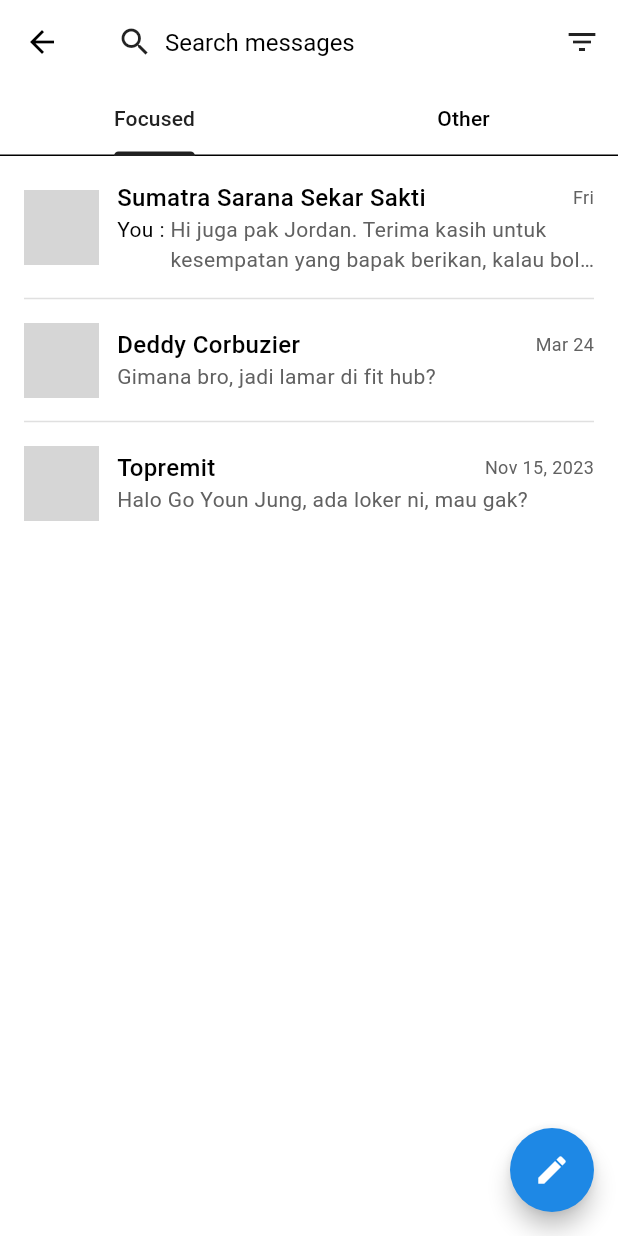
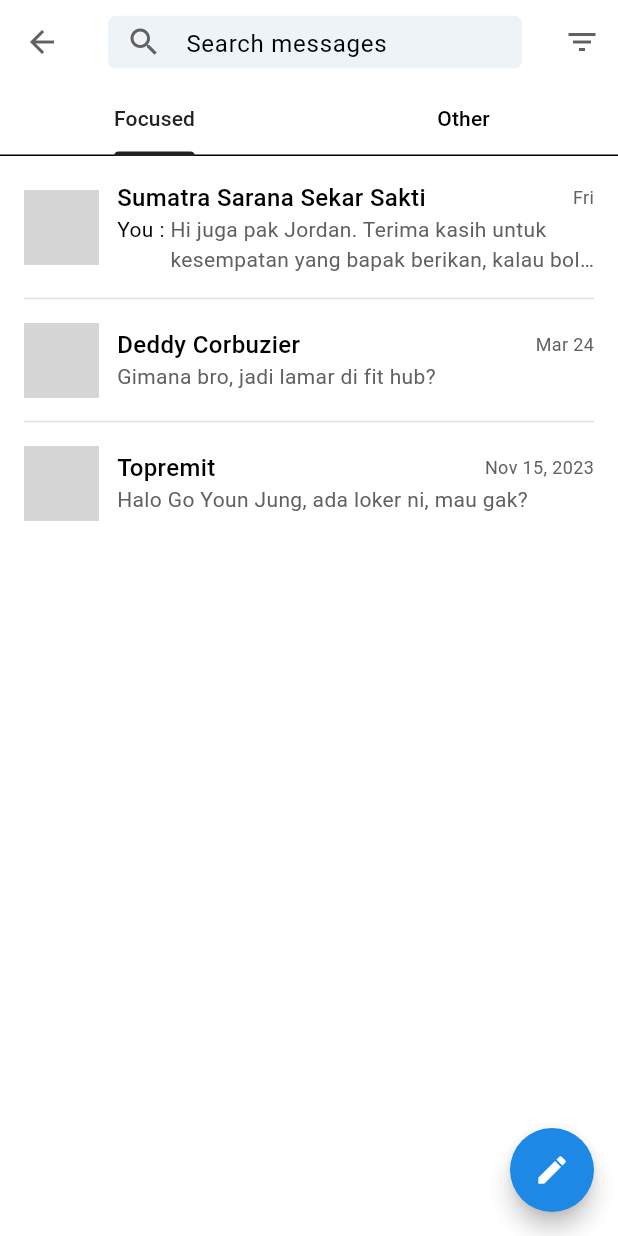
Before and after one commit to MFikriIFC/job_finder, a Flutter app: the NotificationPage screen opened directly, after a tap on the "chat" icon, on a phone screen of 412 x 824 dp. Run offline on Flutter 3.47's test engine with Material 3 defaults, Android fonts, the phone set to English and light mode, and no system bars; network calls fail; grey boxes are pictures that could not be loaded.

Commit message:
chore : chatting page appbar upadate, divider dark mode color, and some other minor stuff

```diff
--- a/lib/models/themes/dark_mode.dart
+++ b/lib/models/themes/dark_mode.dart
@@ -2,9 +2,13 @@ import 'package:flutter/material.dart';
 
 ThemeData darkMode = ThemeData(
     colorScheme: ColorScheme.dark(
-  background: Colors.grey.shade900,
-  primary: Colors.white,
-  outline: Colors.grey.shade600,
-  secondary: Colors.grey.shade600,
-  inversePrimary: Colors.grey.shade100,
-));
+    background: Colors.grey.shade900,
+    primary: Colors.white,
+    outline: Colors.transparent,
+    secondary: Colors.grey.shade600,
+    inversePrimary: Colors.grey.shade100,
+  ),
+  iconTheme: IconThemeData(
+    color: Colors.grey.shade600
+  ),
+);
--- a/lib/models/themes/light_mode.dart
+++ b/lib/models/themes/light_mode.dart
@@ -2,9 +2,13 @@ import 'package:flutter/material.dart';
 
 ThemeData lightMode = ThemeData(
     colorScheme: ColorScheme.light(
-  background: Colors.white,
-  primary: Colors.grey.shade900,
-  outline: Colors.grey.shade300,
-  secondary: Colors.grey.shade500,
-  inversePrimary: Colors.grey.shade700,
-));
+    background: Colors.white,
+    primary: Colors.grey.shade900,
+    outline: Colors.grey.shade300,
+    secondary: Colors.grey.shade500,
+    inversePrimary: Colors.grey.shade700,
+  ),
+  iconTheme: IconThemeData(
+    color: Colors.grey.shade700
+  ),
+);
--- a/lib/pages/chatting/chatting_page.dart
+++ b/lib/pages/chatting/chatting_page.dart
@@ -2,6 +2,8 @@ import 'package:flutter/material.dart';
 import 'package:job_finder/pages/chatting/new_message.dart';
 import 'package:job_finder/widgets/chatting/chatting_page_filter.dart';
 import 'package:job_finder/widgets/chatting/chatting_row.dart';
+import 'package:provider/provider.dart';
+import 'package:job_finder/models/themes/theme_provider.dart';
 
 class ChattingPage extends StatefulWidget {
   const ChattingPage({super.key});
@@ -27,34 +29,35 @@ class _ChattingPageState extends State<ChattingPage> {
       length: 2,
       child: Scaffold(
         appBar: AppBar(
+          iconTheme: IconThemeData(
+            color: Theme.of(context).iconTheme.color,
+          ),
+          backgroundColor: Theme.of(context).colorScheme.background,
           title: Row(
             children: [
               Expanded(
-                  child: GestureDetector(
-                onTap: () {},
-                child: Container(
-                  decoration: BoxDecoration(
-                    color: Theme.of(context).colorScheme.background,
-                    borderRadius: BorderRadius.circular(5.0),
-                  ),
-                  child: Padding(
-                    padding: const EdgeInsets.all(6),
-                    child: Row(
-                      children: [
-                        Icon(
-                          Icons.search,
-                          color: Theme.of(context).iconTheme.color,
-                        ),
-                        const SizedBox(width: 8.0),
-                        const Text(
-                          'Search messages',
-                          style: TextStyle(fontSize: 16),
-                        ),
-                      ],
+                child: SizedBox(
+                  height: 35, // Set the height to your desired value
+                  child: Container(
+                    decoration: BoxDecoration(
+                      // color: Theme.of(context).colorScheme.background,
+                      color: Provider.of<ThemeProvider>(context).isDarkMode
+                      ? Colors.grey.shade900
+                      : const Color.fromARGB(255,238, 243, 247),
+                      borderRadius: BorderRadius.circular(5.0),
+                    ),
+                    child: TextField(
+                      decoration: InputDecoration(
+                        hintText: 'Search messages',
+                        hintStyle: const TextStyle(fontSize: 16),
+                        border: InputBorder.none,
+                        prefixIcon: Icon(Icons.search,
+                            color: Theme.of(context).iconTheme.color),
+                      ),
                     ),
                   ),
                 ),
-              )),
+              ),
             ],
           ),
           actions: [
--- a/lib/pages/chatting/chatting_page_view.dart
+++ b/lib/pages/chatting/chatting_page_view.dart
@@ -21,6 +21,10 @@ class _ChattingPageViewState extends State<ChattingPageView> {
   Widget build(BuildContext context) {
     return Scaffold(
       appBar: AppBar(
+        iconTheme: IconThemeData(
+          color: Theme.of(context).iconTheme.color,
+        ),
+        backgroundColor: Theme.of(context).colorScheme.background,
         shape: const Border(
             bottom:
                 BorderSide(color: Color.fromARGB(83, 140, 140, 140), width: 1)),
--- a/lib/pages/jobs/job_page.dart
+++ b/lib/pages/jobs/job_page.dart
@@ -210,11 +210,11 @@ class JobPage extends StatelessWidget {
                     ),
                     TextButton(
                       onPressed: () {},
-                      child: const Row(
+                      child: Row(
                         mainAxisSize: MainAxisSize.min,
                         children: [
-                          Text("Show all "),
-                          Icon(Icons.arrow_right_alt_sharp, size: 18),
+                          const Text("Show all "),
+                          Icon(Icons.arrow_right_alt_sharp, size: 18, color: Theme.of(context).iconTheme.color,),
                         ],
                       ),
                     ),
--- a/lib/pages/notification/notification_page.dart
+++ b/lib/pages/notification/notification_page.dart
@@ -126,8 +126,8 @@ class _NotificationPageState extends State<NotificationPage> {
                               Icon(
                                 Icons.keyboard_control_rounded,
                                 color: Theme.of(context)
-                                    .colorScheme
-                                    .inversePrimary,
+                                    .iconTheme
+                                    .color,
                               )
                             ],
                           )
@@ -194,8 +194,8 @@ class _NotificationPageState extends State<NotificationPage> {
                               Icon(
                                 Icons.keyboard_control_rounded,
                                 color: Theme.of(context)
-                                    .colorScheme
-                                    .inversePrimary,
+                                    .iconTheme
+                                    .color,
                               )
                             ],
                           )
@@ -262,8 +262,8 @@ class _NotificationPageState extends State<NotificationPage> {
                               Icon(
                                 Icons.keyboard_control_rounded,
                                 color: Theme.of(context)
-                                    .colorScheme
-                                    .inversePrimary,
+                                    .iconTheme
+                                    .color,
                               )
                             ],
                           )
@@ -330,8 +330,8 @@ class _NotificationPageState extends State<NotificationPage> {
                               Icon(
                                 Icons.keyboard_control_rounded,
                                 color: Theme.of(context)
-                                    .colorScheme
-                                    .inversePrimary,
+                                    .iconTheme
+                                    .color,
                               )
                             ],
                           )
--- a/lib/widgets/home/card_timeline.dart
+++ b/lib/widgets/home/card_timeline.dart
@@ -139,7 +139,7 @@ class CardTimeLine extends StatelessWidget {
                   children: [
                     Icon(
                       Icons.comment,
-                      color: Theme.of(context).colorScheme.inversePrimary,
+                      color: Theme.of(context).iconTheme.color,
                     ),
                     const SizedBox(
                       height: 2,
@@ -151,7 +151,7 @@ class CardTimeLine extends StatelessWidget {
                   children: [
                     Icon(
                       Icons.share,
-                      color: Theme.of(context).colorScheme.inversePrimary,
+                      color: Theme.of(context).iconTheme.color,
                     ),
                     const SizedBox(
                       height: 2,
@@ -163,7 +163,7 @@ class CardTimeLine extends StatelessWidget {
                   children: [
                     Icon(
                       Icons.send,
-                      color: Theme.of(context).colorScheme.inversePrimary,
+                      color: Theme.of(context).iconTheme.color,
                     ),
                     const SizedBox(
                       height: 2,
--- a/lib/widgets/jobs/appbar_button.dart
+++ b/lib/widgets/jobs/appbar_button.dart
@@ -13,7 +13,7 @@ class AppBarButton extends StatelessWidget {
       },
       style: OutlinedButton.styleFrom(
         side: const BorderSide(width: 1, color: Color.fromARGB(255, 140, 140, 140)),
-        foregroundColor: const Color.fromARGB(255, 64, 64, 64),
+        foregroundColor: Theme.of(context).colorScheme.primary,
       ),
       child: Text(text),
     );
--- a/lib/widgets/scroll_appbar.dart
+++ b/lib/widgets/scroll_appbar.dart
@@ -1,4 +1,6 @@
 import 'package:flutter/material.dart';
+import 'package:provider/provider.dart';
+import 'package:job_finder/models/themes/theme_provider.dart';
 
 class ScrollAppbar extends StatefulWidget {
   const ScrollAppbar({
@@ -33,6 +35,7 @@ class _ScrollAppbarState extends State<ScrollAppbar> {
         SliverAppBar(
           automaticallyImplyLeading: false,
           scrolledUnderElevation: 0,
+          backgroundColor: Theme.of(context).colorScheme.background,
           title: Row(
             children: [
               Builder(
@@ -67,7 +70,10 @@ class _ScrollAppbarState extends State<ScrollAppbar> {
                         height: 35, // Set the height to your desired value
                         child: Container(
                           decoration: BoxDecoration(
-                            color: Theme.of(context).colorScheme.background,
+                            // color: Theme.of(context).colorScheme.background,
+                            color: Provider.of<ThemeProvider>(context).isDarkMode
+                            ? Colors.grey.shade900
+                            : const Color.fromARGB(255,238, 243, 247),
                             borderRadius: BorderRadius.circular(5.0),
                           ),
                           child: TextField(
@@ -76,9 +82,7 @@ class _ScrollAppbarState extends State<ScrollAppbar> {
                               hintStyle: const TextStyle(fontSize: 16),
                               border: InputBorder.none,
                               prefixIcon: Icon(Icons.search,
-                                  color: Theme.of(context)
-                                      .colorScheme
-                                      .inversePrimary),
+                                  color: Theme.of(context).iconTheme.color),
                             ),
                           ),
                         ),
```
